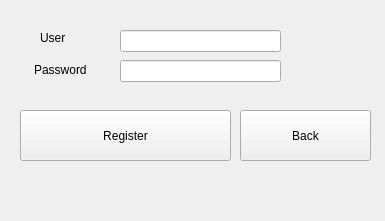
Qt form Tic-Tac-Toe-Game/register_window.ui (ahmedg3x1/Tic-Tac-Toe-Game) before a commit.
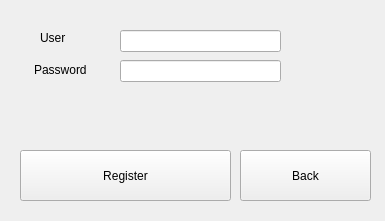
The same form after that commit.

What changed in the file:
```diff
--- a/Tic-Tac-Toe-Game/register_window.ui
+++ b/Tic-Tac-Toe-Game/register_window.ui
@@ -73,7 +73,7 @@
     <property name="geometry">
      <rect>
       <x>20</x>
-      <y>110</y>
+      <y>150</y>
       <width>211</width>
       <height>51</height>
      </rect>
@@ -86,7 +86,7 @@
     <property name="geometry">
      <rect>
       <x>240</x>
-      <y>110</y>
+      <y>150</y>
       <width>131</width>
       <height>51</height>
      </rect>
@@ -95,6 +95,22 @@
      <string>Back</string>
     </property>
    </widget>
+   <widget class="QLabel" name="warning_line">
+    <property name="geometry">
+     <rect>
+      <x>20</x>
+      <y>110</y>
+      <width>231</width>
+      <height>31</height>
+     </rect>
+    </property>
+    <property name="styleSheet">
+     <string notr="true">color:rgb(255, 0, 0)</string>
+    </property>
+    <property name="text">
+     <string/>
+    </property>
+   </widget>
   </widget>
  </widget>
  <resources/>
```
